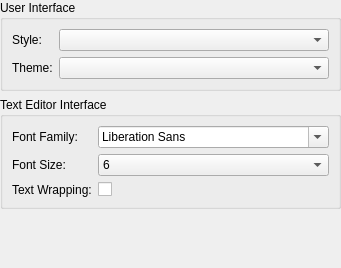
Old version of the form src/gui/interfacesettings.ui in the repository KDAB/knut.
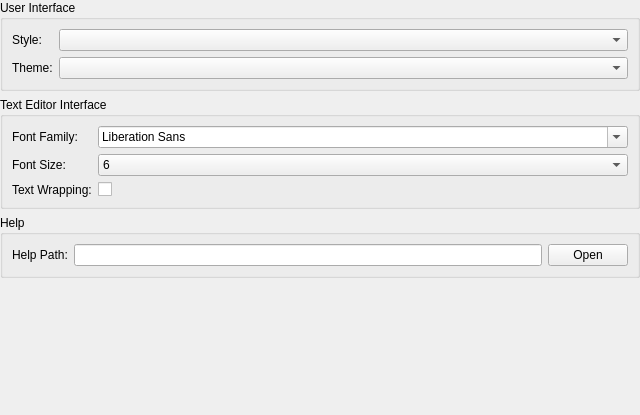
New version of the form.

Commit message: Open Documentation on F1 in the script panel

```diff
--- a/src/gui/interfacesettings.ui
+++ b/src/gui/interfacesettings.ui
@@ -6,8 +6,8 @@
    <rect>
     <x>0</x>
     <y>0</y>
-    <width>322</width>
-    <height>268</height>
+    <width>640</width>
+    <height>415</height>
    </rect>
   </property>
   <property name="windowTitle">
@@ -184,6 +184,32 @@
      </layout>
     </widget>
    </item>
+   <item>
+    <widget class="QGroupBox" name="groupBox_3">
+     <property name="title">
+      <string>Help</string>
+     </property>
+     <layout class="QHBoxLayout" name="horizontalLayout">
+      <item>
+       <widget class="QLabel" name="label_6">
+        <property name="text">
+         <string>Help Path:</string>
+        </property>
+       </widget>
+      </item>
+      <item>
+       <widget class="QLineEdit" name="pathLineEdit"/>
+      </item>
+      <item>
+       <widget class="QPushButton" name="openHelpPath">
+        <property name="text">
+         <string>Open</string>
+        </property>
+       </widget>
+      </item>
+     </layout>
+    </widget>
+   </item>
    <item>
     <spacer name="verticalSpacer">
      <property name="orientation">
```
The commit also changes 4 other files.
